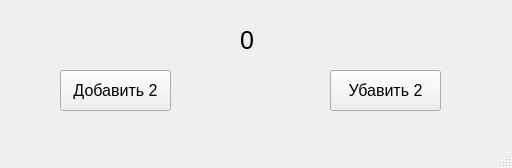
Qt form Lab2/Qt_Lab2/mainwindow.ui (DoctorFreed/AGU20_QT_LABS) before a commit.
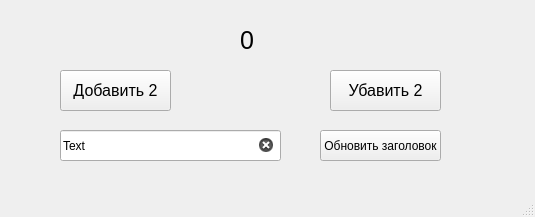
The same form after that commit.

```diff
--- a/Lab2/Qt_Lab2/mainwindow.ui
+++ b/Lab2/Qt_Lab2/mainwindow.ui
@@ -6,8 +6,8 @@
    <rect>
     <x>0</x>
     <y>0</y>
-    <width>512</width>
-    <height>168</height>
+    <width>535</width>
+    <height>217</height>
    </rect>
   </property>
   <property name="windowTitle">
@@ -68,6 +68,41 @@
      <string>Убавить 2</string>
     </property>
    </widget>
+   <widget class="QLineEdit" name="lineEdit">
+    <property name="enabled">
+     <bool>true</bool>
+    </property>
+    <property name="geometry">
+     <rect>
+      <x>60</x>
+      <y>130</y>
+      <width>221</width>
+      <height>31</height>
+     </rect>
+    </property>
+    <property name="focusPolicy">
+     <enum>Qt::StrongFocus</enum>
+    </property>
+    <property name="text">
+     <string>Text</string>
+    </property>
+    <property name="clearButtonEnabled">
+     <bool>true</bool>
+    </property>
+   </widget>
+   <widget class="QPushButton" name="pushButtonTitle">
+    <property name="geometry">
+     <rect>
+      <x>320</x>
+      <y>130</y>
+      <width>121</width>
+      <height>31</height>
+     </rect>
+    </property>
+    <property name="text">
+     <string>Обновить заголовок</string>
+    </property>
+   </widget>
   </widget>
   <widget class="QMenuBar" name="menubar">
    <property name="geometry">
```
Left out of the diff: 2 changed lines with no effect on the pictures.
